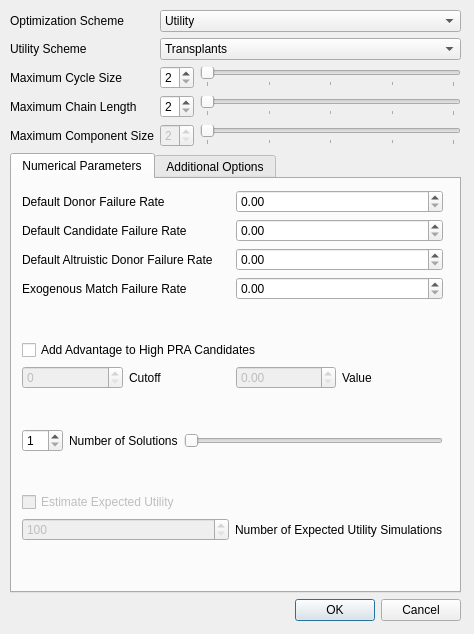
mathieubray/KPDGUI, file KPD GUI/DialogSimParameters.ui: the form before one commit.
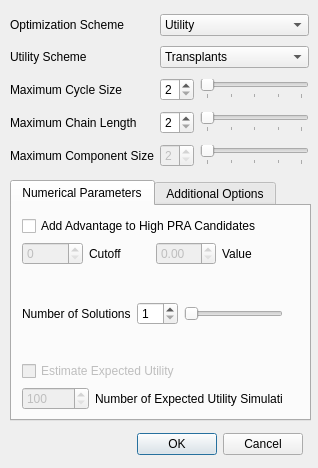
The form after the commit.

The edit to the form file:
```diff
--- a/KPD GUI/DialogSimParameters.ui
+++ b/KPD GUI/DialogSimParameters.ui
@@ -6,20 +6,20 @@
    <rect>
     <x>0</x>
     <y>0</y>
-    <width>474</width>
-    <height>634</height>
+    <width>318</width>
+    <height>468</height>
    </rect>
   </property>
   <property name="minimumSize">
    <size>
-    <width>474</width>
-    <height>634</height>
+    <width>0</width>
+    <height>0</height>
    </size>
   </property>
   <property name="maximumSize">
    <size>
-    <width>474</width>
-    <height>634</height>
+    <width>10000000</width>
+    <height>16777215</height>
    </size>
   </property>
   <property name="windowTitle">
@@ -30,12 +30,10 @@
     <rect>
      <x>10</x>
      <y>10</y>
-     <width>451</width>
-     <height>611</height>
+     <width>299</width>
+     <height>161</height>
     </rect>
    </property>
-   <layout class="QVBoxLayout" name="verticalLayout">
-    <item>
      <layout class="QGridLayout" name="gridLayout">
       <item row="0" column="0">
        <widget class="QLabel" name="optLabel">
@@ -57,86 +55,6 @@
         </property>
        </widget>
       </item>
-      <item row="1" column="2">
-       <widget class="QComboBox" name="utilComboBox">
-        <item>
-         <property name="text">
-          <string>Transplants</string>
-         </property>
-        </item>
-        <item>
-         <property name="text">
-          <string>5 Year Survival</string>
-         </property>
-        </item>
-        <item>
-         <property name="text">
-          <string>10 Year Survival</string>
-         </property>
-        </item>
-        <item>
-         <property name="text">
-          <string>Score</string>
-         </property>
-        </item>
-       </widget>
-      </item>
-      <item row="2" column="0">
-       <widget class="QLabel" name="cycleSizeLabel">
-        <property name="text">
-         <string>Maximum Cycle Size</string>
-        </property>
-        <property name="buddy">
-         <cstring>cycleSizeSpinBox</cstring>
-        </property>
-       </widget>
-      </item>
-      <item row="2" column="2">
-       <layout class="QHBoxLayout" name="cycleSizeLayout">
-        <item>
-         <widget class="QSpinBox" name="cycleSizeSpinBox">
-          <property name="minimum">
-           <number>2</number>
-          </property>
-          <property name="maximum">
-           <number>6</number>
-          </property>
-         </widget>
-        </item>
-        <item>
-         <widget class="QSlider" name="cycleSizeSlider">
-          <property name="minimum">
-           <number>2</number>
-          </property>
-          <property name="maximum">
-           <number>6</number>
-          </property>
-          <property name="pageStep">
-           <number>2</number>
-          </property>
-          <property name="orientation">
-           <enum>Qt::Horizontal</enum>
-          </property>
-          <property name="tickPosition">
-           <enum>QSlider::TicksBelow</enum>
-          </property>
-          <property name="tickInterval">
-           <number>1</number>
-          </property>
-         </widget>
-        </item>
-       </layout>
-      </item>
-      <item row="3" column="0">
-       <widget class="QLabel" name="chainLengthLabel">
-        <property name="text">
-         <string>Maximum Chain Length</string>
-        </property>
-        <property name="buddy">
-         <cstring>cycleSizeSpinBox</cstring>
-        </property>
-       </widget>
-      </item>
       <item row="3" column="2">
        <layout class="QHBoxLayout" name="chainLengthLayout">
         <item>
@@ -173,16 +91,6 @@
         </item>
        </layout>
       </item>
-      <item row="4" column="0" colspan="2">
-       <widget class="QLabel" name="componentSizeLabel">
-        <property name="text">
-         <string>Maximum Component Size</string>
-        </property>
-        <property name="buddy">
-         <cstring>cycleSizeSpinBox</cstring>
-        </property>
-       </widget>
-      </item>
       <item row="4" column="2">
        <layout class="QHBoxLayout" name="componentSizeLayout">
         <item>
@@ -225,6 +133,16 @@
         </item>
        </layout>
       </item>
+    <item row="4" column="0" colspan="2">
+     <widget class="QLabel" name="componentSizeLabel">
+      <property name="text">
+       <string>Maximum Component Size</string>
+      </property>
+      <property name="buddy">
+       <cstring>cycleSizeSpinBox</cstring>
+      </property>
+     </widget>
+    </item>
       <item row="0" column="2">
        <widget class="QComboBox" name="optComboBox">
         <item>
@@ -249,10 +167,113 @@
         </item>
        </widget>
       </item>
-     </layout>
+    <item row="3" column="0">
+     <widget class="QLabel" name="chainLengthLabel">
+      <property name="text">
+       <string>Maximum Chain Length</string>
+      </property>
+      <property name="buddy">
+       <cstring>cycleSizeSpinBox</cstring>
+      </property>
+     </widget>
     </item>
+    <item row="1" column="2">
+     <widget class="QComboBox" name="utilComboBox">
     <item>
+       <property name="text">
+        <string>Transplants</string>
+       </property>
+      </item>
+      <item>
+       <property name="text">
+        <string>5 Year Survival</string>
+       </property>
+      </item>
+      <item>
+       <property name="text">
+        <string>10 Year Survival</string>
+       </property>
+      </item>
+      <item>
+       <property name="text">
+        <string>Score</string>
+       </property>
+      </item>
+     </widget>
+    </item>
+    <item row="2" column="0">
+     <widget class="QLabel" name="cycleSizeLabel">
+      <property name="text">
+       <string>Maximum Cycle Size</string>
+      </property>
+      <property name="buddy">
+       <cstring>cycleSizeSpinBox</cstring>
+      </property>
+     </widget>
+    </item>
+    <item row="2" column="2">
+     <layout class="QHBoxLayout" name="cycleSizeLayout">
+      <item>
+       <widget class="QSpinBox" name="cycleSizeSpinBox">
+        <property name="minimum">
+         <number>2</number>
+        </property>
+        <property name="maximum">
+         <number>6</number>
+        </property>
+       </widget>
+      </item>
+      <item>
+       <widget class="QSlider" name="cycleSizeSlider">
+        <property name="minimum">
+         <number>2</number>
+        </property>
+        <property name="maximum">
+         <number>6</number>
+        </property>
+        <property name="pageStep">
+         <number>2</number>
+        </property>
+        <property name="orientation">
+         <enum>Qt::Horizontal</enum>
+        </property>
+        <property name="tickPosition">
+         <enum>QSlider::TicksBelow</enum>
+        </property>
+        <property name="tickInterval">
+         <number>1</number>
+        </property>
+       </widget>
+      </item>
+     </layout>
+    </item>
+   </layout>
+  </widget>
+  <widget class="QDialogButtonBox" name="buttonBox">
+   <property name="geometry">
+    <rect>
+     <x>110</x>
+     <y>430</y>
+     <width>193</width>
+     <height>28</height>
+    </rect>
+   </property>
+   <property name="orientation">
+    <enum>Qt::Horizontal</enum>
+   </property>
+   <property name="standardButtons">
+    <set>QDialogButtonBox::Cancel|QDialogButtonBox::Ok</set>
+   </property>
+  </widget>
      <widget class="QTabWidget" name="additionalParametersTabWidget">
+   <property name="geometry">
+    <rect>
+     <x>10</x>
+     <y>180</y>
+     <width>301</width>
+     <height>241</height>
+    </rect>
+   </property>
       <property name="currentIndex">
        <number>0</number>
       </property>
@@ -263,128 +284,24 @@
        <attribute name="title">
         <string>Numerical Parameters</string>
        </attribute>
-       <widget class="QWidget" name="layoutWidget">
+    <widget class="QWidget" name="">
         <property name="geometry">
          <rect>
           <x>10</x>
-          <y>11</y>
-          <width>421</width>
-          <height>351</height>
-         </rect>
-        </property>
-        <layout class="QGridLayout" name="numericalParametersLayout">
-         <item row="12" column="0">
-          <layout class="QHBoxLayout" name="estimateEULayout">
+       <y>10</y>
+       <width>261</width>
+       <height>194</height>
+      </rect>
+     </property>
+     <layout class="QVBoxLayout" name="verticalLayout">
            <item>
-            <widget class="QSpinBox" name="numberOfEUSimSpinBox">
-             <property name="enabled">
-              <bool>false</bool>
-             </property>
-             <property name="minimum">
-              <number>100</number>
-             </property>
-             <property name="maximum">
-              <number>100000</number>
-             </property>
-            </widget>
-           </item>
-           <item>
-            <widget class="QLabel" name="numberOfEUSimLabel">
-             <property name="text">
-              <string>Number of Expected Utility Simulations</string>
-             </property>
-            </widget>
-           </item>
-          </layout>
-         </item>
-         <item row="0" column="0">
-          <layout class="QHBoxLayout" name="donorFailureLayout">
-           <item>
-            <widget class="QLabel" name="donorFailureLabel">
-             <property name="text">
-              <string>Default Donor Failure Rate</string>
-             </property>
-             <property name="buddy">
-              <cstring>cycleSizeSpinBox</cstring>
-             </property>
-            </widget>
-           </item>
-           <item>
-            <widget class="QDoubleSpinBox" name="donorFailureSpinBox">
-             <property name="decimals">
-              <number>2</number>
-             </property>
-             <property name="maximum">
-              <double>1.000000000000000</double>
-             </property>
-             <property name="singleStep">
-              <double>0.100000000000000</double>
-             </property>
-            </widget>
-           </item>
-          </layout>
-         </item>
-         <item row="6" column="0">
           <widget class="QCheckBox" name="praCheckBox">
            <property name="text">
             <string>Add Advantage to High PRA Candidates</string>
            </property>
           </widget>
          </item>
-         <item row="8" column="0">
-          <spacer name="verticalSpacer2">
-           <property name="orientation">
-            <enum>Qt::Vertical</enum>
-           </property>
-           <property name="sizeHint" stdset="0">
-            <size>
-             <width>18</width>
-             <height>18</height>
-            </size>
-           </property>
-          </spacer>
-         </item>
-         <item row="4" column="0">
-          <layout class="QHBoxLayout" name="exogenousFailureLayout">
            <item>
-            <widget class="QLabel" name="exogenousFailureLabel">
-             <property name="text">
-              <string>Exogenous Match Failure Rate</string>
-             </property>
-             <property name="buddy">
-              <cstring>cycleSizeSpinBox</cstring>
-             </property>
-            </widget>
-           </item>
-           <item>
-            <widget class="QDoubleSpinBox" name="exogenousFailureSpinBox">
-             <property name="decimals">
-              <number>2</number>
-             </property>
-             <property name="maximum">
-              <double>1.000000000000000</double>
-             </property>
-             <property name="singleStep">
-              <double>0.100000000000000</double>
-             </property>
-            </widget>
-           </item>
-          </layout>
-         </item>
-         <item row="5" column="0">
-          <spacer name="verticalSpacer1">
-           <property name="orientation">
-            <enum>Qt::Vertical</enum>
-           </property>
-           <property name="sizeHint" stdset="0">
-            <size>
-             <width>18</width>
-             <height>18</height>
-            </size>
-           </property>
-          </spacer>
-         </item>
-         <item row="7" column="0">
           <layout class="QHBoxLayout" name="praLayout">
            <item>
             <widget class="QSpinBox" name="praCutoffSpinBox">
@@ -425,21 +342,21 @@
            </item>
           </layout>
          </item>
-         <item row="9" column="0">
+      <item>
+       <spacer name="verticalSpacer2">
+        <property name="orientation">
+         <enum>Qt::Vertical</enum>
+        </property>
+        <property name="sizeHint" stdset="0">
+         <size>
+          <width>18</width>
+          <height>18</height>
+         </size>
+        </property>
+       </spacer>
+      </item>
+      <item>
           <layout class="QHBoxLayout" name="solutionsLayout">
-           <item>
-            <widget class="QSpinBox" name="solutionsSpinBox">
-             <property name="minimum">
-              <number>1</number>
-             </property>
-             <property name="maximum">
-              <number>25</number>
-             </property>
-             <property name="value">
-              <number>1</number>
-             </property>
-            </widget>
-           </item>
            <item>
             <widget class="QLabel" name="solutionsLabel">
              <property name="text">
@@ -450,6 +367,19 @@
              </property>
             </widget>
            </item>
+        <item>
+         <widget class="QSpinBox" name="solutionsSpinBox">
+          <property name="minimum">
+           <number>1</number>
+          </property>
+          <property name="maximum">
+           <number>25</number>
+          </property>
+          <property name="value">
+           <number>1</number>
+          </property>
+         </widget>
+        </item>
            <item>
             <widget class="QSlider" name="solutionsSlider">
              <property name="minimum">
@@ -471,34 +401,7 @@
            </item>
           </layout>
          </item>
-         <item row="1" column="0">
-          <layout class="QHBoxLayout" name="candidateFailureLayout">
            <item>
-            <widget class="QLabel" name="candidateFailureLabel">
-             <property name="text">
-              <string>Default Candidate Failure Rate</string>
-             </property>
-             <property name="buddy">
-              <cstring>cycleSizeSpinBox</cstring>
-             </property>
-            </widget>
-           </item>
-           <item>
-            <widget class="QDoubleSpinBox" name="candidateFailureSpinBox">
-             <property name="decimals">
-              <number>2</number>
-             </property>
-             <property name="maximum">
-              <double>1.000000000000000</double>
-             </property>
-             <property name="singleStep">
-              <double>0.100000000000000</double>
-             </property>
-            </widget>
-           </item>
-          </layout>
-         </item>
-         <item row="10" column="0">
           <spacer name="verticalSpacer3">
            <property name="orientation">
             <enum>Qt::Vertical</enum>
@@ -511,34 +414,7 @@
            </property>
           </spacer>
          </item>
-         <item row="2" column="0">
-          <layout class="QHBoxLayout" name="adFailureLayout">
            <item>
-            <widget class="QLabel" name="adFailureLabel">
-             <property name="text">
-              <string>Default Altruistic Donor Failure Rate</string>
-             </property>
-             <property name="buddy">
-              <cstring>cycleSizeSpinBox</cstring>
-             </property>
-            </widget>
-           </item>
-           <item>
-            <widget class="QDoubleSpinBox" name="adFailureSpinBox">
-             <property name="decimals">
-              <number>2</number>
-             </property>
-             <property name="maximum">
-              <double>1.000000000000000</double>
-             </property>
-             <property name="singleStep">
-              <double>0.100000000000000</double>
-             </property>
-            </widget>
-           </item>
-          </layout>
-         </item>
-         <item row="11" column="0">
           <widget class="QCheckBox" name="estimateEUCheckBox">
            <property name="enabled">
             <bool>false</bool>
@@ -548,6 +424,30 @@
            </property>
           </widget>
          </item>
+      <item>
+       <layout class="QHBoxLayout" name="estimateEULayout">
+        <item>
+         <widget class="QSpinBox" name="numberOfEUSimSpinBox">
+          <property name="enabled">
+           <bool>false</bool>
+          </property>
+          <property name="minimum">
+           <number>100</number>
+          </property>
+          <property name="maximum">
+           <number>100000</number>
+          </property>
+         </widget>
+        </item>
+        <item>
+         <widget class="QLabel" name="numberOfEUSimLabel">
+          <property name="text">
+           <string>Number of Expected Utility Simulations</string>
+          </property>
+         </widget>
+        </item>
+       </layout>
+      </item>
         </layout>
        </widget>
       </widget>
@@ -559,7 +459,7 @@
         <property name="geometry">
          <rect>
           <x>10</x>
-          <y>11</y>
+       <y>10</y>
           <width>259</width>
           <height>161</height>
          </rect>
@@ -633,19 +533,6 @@
         </layout>
        </widget>
       </widget>
-     </widget>
-    </item>
-    <item>
-     <widget class="QDialogButtonBox" name="buttonBox">
-      <property name="orientation">
-       <enum>Qt::Horizontal</enum>
-      </property>
-      <property name="standardButtons">
-       <set>QDialogButtonBox::Cancel|QDialogButtonBox::Ok</set>
-      </property>
-     </widget>
-    </item>
-   </layout>
   </widget>
  </widget>
  <tabstops>
```
Lines whose indentation alone changed are shown as unchanged.
